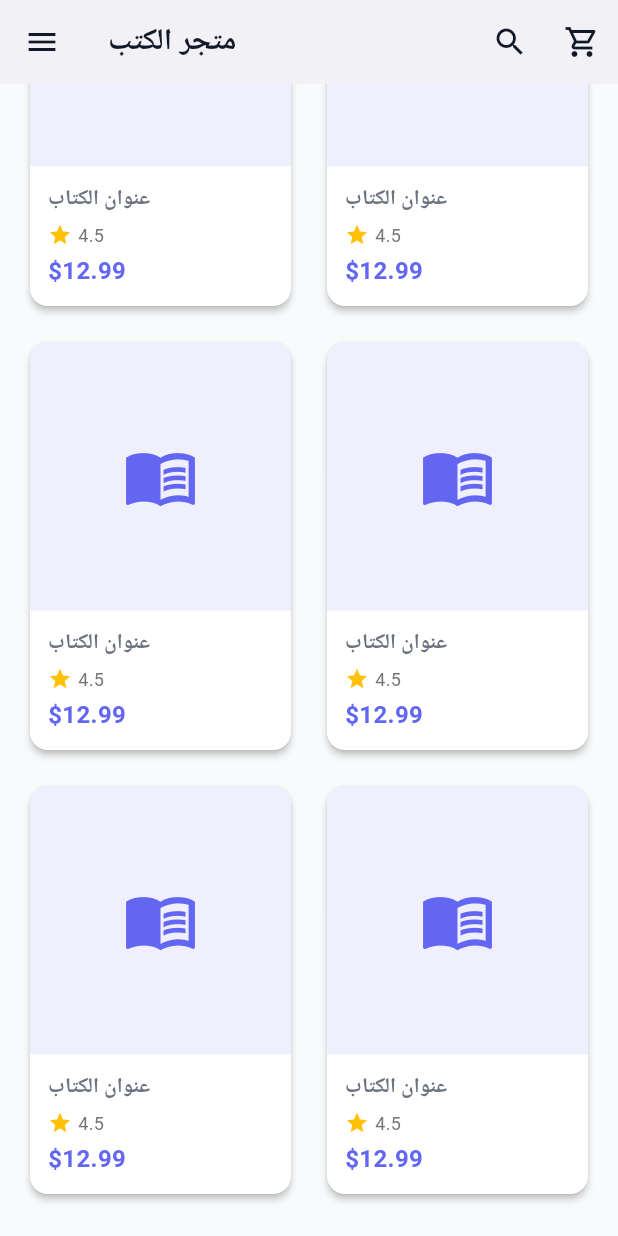
After one commit to mosaa65/Electronic-Bookstore-App, a Flutter app: the HomeScreen screen opened directly, scrolled down 687 dp, after a tap on "عنوان الكتاب", on a phone screen of 412 x 824 dp. The commit adds this screen. Run offline on Flutter 3.47's test engine with Material 3 defaults, Android fonts, the phone set to English and light mode, and no system bars; our stand-ins replace cloud_firestore, flutter_spinkit, google_fonts; accounts and stored records are empty; Roboto replaces fonts that are missing (Cairo); statements that could not run were skipped.

Commit message:
First upload

```diff
--- /dev/null
+++ b/ebook_store/lib/presentation/screens/home/home_screen.dart
@@ -0,0 +1,337 @@
+import 'package:flutter/material.dart';
+import '../../../core/constants/app_colors.dart';
+import '../../../core/constants/app_strings.dart';
+import '../../../data/models/book_model.dart';
+
+class HomeScreen extends StatefulWidget {
+  const HomeScreen({super.key});
+
+  @override
+  State<HomeScreen> createState() => _HomeScreenState();
+}
+
+class _HomeScreenState extends State<HomeScreen> {
+  int _selectedIndex = 0;
+
+  final List<String> _categories = [
+    'الكل',
+    'روايات',
+    'علمية',
+    'دينية',
+    'تقنية',
+    'تطوير ذاتي',
+  ];
+
+  @override
+  Widget build(BuildContext context) {
+    return Scaffold(
+      appBar: AppBar(
+        title: Text(AppStrings.appName),
+        actions: [
+          IconButton(
+            icon: const Icon(Icons.search),
+            onPressed: () {
+              // TODO: Navigate to search
+            },
+          ),
+          IconButton(
+            icon: const Icon(Icons.shopping_cart_outlined),
+            onPressed: () {
+              // TODO: Navigate to cart
+            },
+          ),
+        ],
+      ),
+      drawer: _buildDrawer(),
+      body: SingleChildScrollView(
+        child: Column(
+          crossAxisAlignment: CrossAxisAlignment.start,
+          children: [
+            // Featured Books Section
+            _buildSectionTitle(AppStrings.featuredBooks),
+            _buildFeaturedBooks(),
+
+            const SizedBox(height: 24),
+
+            // Categories
+            _buildSectionTitle(AppStrings.categories),
+            _buildCategories(),
+
+            const SizedBox(height: 24),
+
+            // Best Sellers
+            _buildSectionTitle(AppStrings.bestSellers),
+            _buildBooksGrid(),
+
+            const SizedBox(height: 24),
+          ],
+        ),
+      ),
+    );
+  }
+
+  Widget _buildDrawer() {
+    return Drawer(
+      child: ListView(
+        padding: EdgeInsets.zero,
+        children: [
+          DrawerHeader(
+            decoration: const BoxDecoration(
+              gradient: AppColors.primaryGradient,
+            ),
+            child: Column(
+              crossAxisAlignment: CrossAxisAlignment.start,
+              mainAxisAlignment: MainAxisAlignment.end,
+              children: [
+                const CircleAvatar(
+                  radius: 30,
+                  backgroundColor: Colors.white,
+                  child: Icon(Icons.person, size: 40, color: AppColors.primaryColor),
+                ),
+                const SizedBox(height: 12),
+                const Text(
+                  'أحمد محمد',
+                  style: TextStyle(color: Colors.white, fontSize: 18, fontWeight: FontWeight.bold),
+                ),
+                Text(
+                  'user@email.com',
+                  style: TextStyle(color: Colors.white.withOpacity(0.8), fontSize: 14),
+                ),
+              ],
+            ),
+          ),
+          ListTile(
+            leading: const Icon(Icons.home),
+            title: Text(AppStrings.home),
+            onTap: () => Navigator.pop(context),
+          ),
+          ListTile(
+            leading: const Icon(Icons.library_books),
+            title: Text(AppStrings.myLibrary),
+            onTap: () {
+              // TODO: Navigate to library
+            },
+          ),
+          ListTile(
+            leading: const Icon(Icons.favorite),
+            title: Text(AppStrings.favorites),
+            onTap: () {
+              // TODO: Navigate to favorites
+            },
+          ),
+          ListTile(
+            leading: const Icon(Icons.shopping_cart),
+            title: Text(AppStrings.cart),
+            onTap: () {
+              // TODO: Navigate to cart
+            },
+          ),
+          const Divider(),
+          ListTile(
+            leading: const Icon(Icons.person),
+            title: Text(AppStrings.profile),
+            onTap: () {
+              // TODO: Navigate to profile
+            },
+          ),
+          ListTile(
+            leading: const Icon(Icons.settings),
+            title: Text(AppStrings.settings),
+            onTap: () {
+              // TODO: Navigate to settings
+            },
+          ),
+          const Divider(),
+          ListTile(
+            leading: const Icon(Icons.logout, color: AppColors.errorColor),
+            title: Text(AppStrings.logout, style: const TextStyle(color: AppColors.errorColor)),
+            onTap: () {
+              // TODO: Implement logout
+            },
+          ),
+        ],
+      ),
+    );
+  }
+
+  Widget _buildSectionTitle(String title) {
+    return Padding(
+      padding: const EdgeInsets.symmetric(horizontal: 16, vertical: 12),
+      child: Row(
+        mainAxisAlignment: MainAxisAlignment.spaceBetween,
+        children: [
+          Text(
+            title,
+            style: const TextStyle(
+              fontSize: 20,
+              fontWeight: FontWeight.bold,
+              color: AppColors.textPrimary,
+            ),
+          ),
+          TextButton(
+            onPressed: () {},
+            child: const Text('عرض الكل'),
+          ),
+        ],
+      ),
+    );
+  }
+
+  Widget _buildFeaturedBooks() {
+    return SizedBox(
+      height: 250,
+      child: ListView.builder(
+        scrollDirection: Axis.horizontal,
+        padding: const EdgeInsets.symmetric(horizontal: 16),
+        itemCount: 5,
+        itemBuilder: (context, index) {
+          return _buildFeaturedBookCard(index);
+        },
+      ),
+    );
+  }
+
+  Widget _buildFeaturedBookCard(int index) {
+    return Container(
+      width: 160,
+      margin: const EdgeInsets.only(left: 16),
+      child: Column(
+        crossAxisAlignment: CrossAxisAlignment.start,
+        children: [
+          Container(
+            height: 200,
+            decoration: BoxDecoration(
+              color: AppColors.primaryColor.withOpacity(0.1),
+              borderRadius: BorderRadius.circular(12),
+            ),
+            child: const Center(
+              child: Icon(Icons.book, size: 60, color: AppColors.primaryColor),
+            ),
+          ),
+          const SizedBox(height: 8),
+          const Text(
+            'كتاب مميز',
+            style: TextStyle(fontWeight: FontWeight.bold),
+            maxLines: 1,
+            overflow: TextOverflow.ellipsis,
+          ),
+        ],
+      ),
+    );
+  }
+
+  Widget _buildCategories() {
+    return SizedBox(
+      height: 45,
+      child: ListView.builder(
+        scrollDirection: Axis.horizontal,
+        padding: const EdgeInsets.symmetric(horizontal: 16),
+        itemCount: _categories.length,
+        itemBuilder: (context, index) {
+          return _buildCategoryChip(index);
+        },
+      ),
+    );
+  }
+
+  Widget _buildCategoryChip(int index) {
+    final isSelected = index == 0;
+    return Container(
+      margin: const EdgeInsets.only(left: 8),
+      child: FilterChip(
+        label: Text(_categories[index]),
+        selected: isSelected,
+        onSelected: (value) {},
+        selectedColor: AppColors.primaryColor,
+        backgroundColor: Colors.grey.shade200,
+        labelStyle: TextStyle(
+          color: isSelected ? Colors.white : AppColors.textPrimary,
+          fontWeight: isSelected ? FontWeight.bold : FontWeight.normal,
+        ),
+      ),
+    );
+  }
+
+  Widget _buildBooksGrid() {
+    return Padding(
+      padding: const EdgeInsets.symmetric(horizontal: 16),
+      child: GridView.builder(
+        shrinkWrap: true,
+        physics: const NeverScrollableScrollPhysics(),
+        gridDelegate: const SliverGridDelegateWithFixedCrossAxisCount(
+          crossAxisCount: 2,
+          childAspectRatio: 0.65,
+          crossAxisSpacing: 16,
+          mainAxisSpacing: 16,
+        ),
+        itemCount: 6,
+        itemBuilder: (context, index) {
+          return _buildBookCard(index);
+        },
+      ),
+    );
+  }
+
+  Widget _buildBookCard(int index) {
+    return Card(
+      elevation: 2,
+      shape: RoundedRectangleBorder(borderRadius: BorderRadius.circular(12)),
+      child: InkWell(
+        onTap: () {
+          // TODO: Navigate to book details
+        },
+        borderRadius: BorderRadius.circular(12),
+        child: Column(
+          crossAxisAlignment: CrossAxisAlignment.start,
+          children: [
+            Expanded(
+              child: Container(
+                decoration: BoxDecoration(
+                  color: AppColors.primaryColor.withOpacity(0.1),
+                  borderRadius: const BorderRadius.vertical(top: Radius.circular(12)),
+                ),
+                child: const Center(
+                  child: Icon(Icons.menu_book, size: 50, color: AppColors.primaryColor),
+                ),
+              ),
+            ),
+            Padding(
+              padding: const EdgeInsets.all(12),
+              child: Column(
+                crossAxisAlignment: CrossAxisAlignment.start,
+                children: [
+                  const Text(
+                    'عنوان الكتاب',
+                    style: TextStyle(fontWeight: FontWeight.bold, fontSize: 14),
+                    maxLines: 2,
+                    overflow: TextOverflow.ellipsis,
+                  ),
+                  const SizedBox(height: 4),
+                  Row(
+                    children: [
+                      const Icon(Icons.star, color: Colors.amber, size: 16),
+                      const SizedBox(width: 4),
+                      Text(
+                        '4.5',
+                        style: TextStyle(color: Colors.grey.shade600, fontSize: 12),
+                      ),
+                    ],
+                  ),
+                  const SizedBox(height: 4),
+                  const Text(
+                    '\$12.99',
+                    style: TextStyle(
+                      color: AppColors.primaryColor,
+                      fontWeight: FontWeight.bold,
+                      fontSize: 16,
+                    ),
+                  ),
+                ],
+              ),
+            ),
+          ],
+        ),
+      ),
+    );
+  }
+}
```
Also changed, not shown: ebook_store/lib/presentation/screens/auth/login_screen.dart (+7 -1 lines), ebook_store/lib/presentation/screens/auth/register_screen.dart (added, +184 -0 lines), 10 other files.
